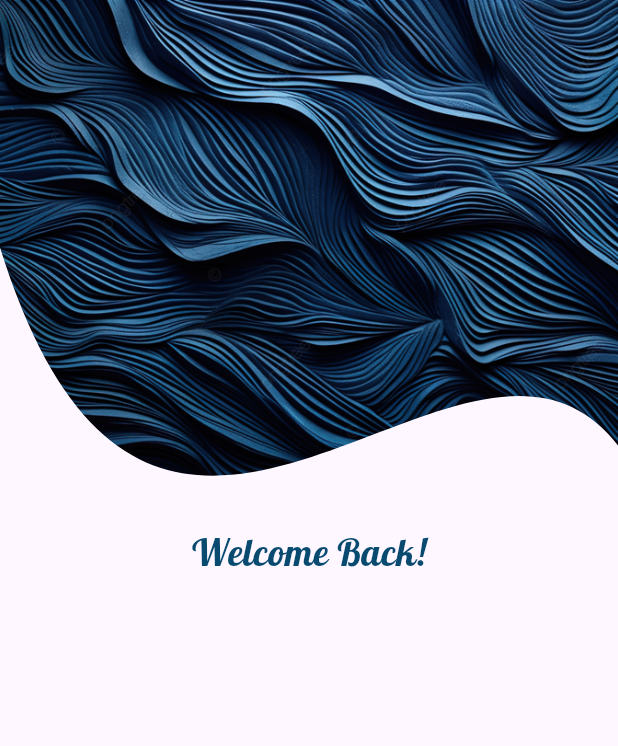
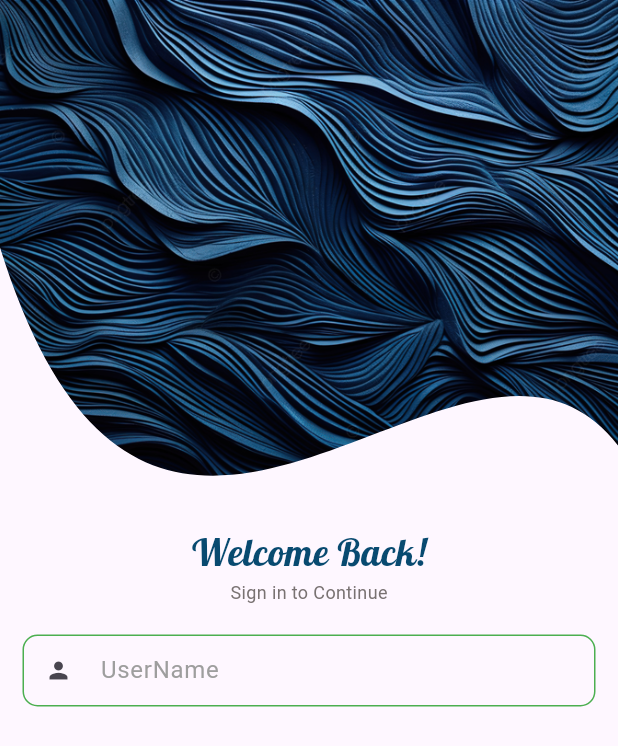
Before and after one commit to HashiniDivyanjanee/Vehicle_Service_App, a Flutter app: the screen it shows after launch, on a phone screen of 412 x 824 dp. Shown: the top 746 px of the screen. Run offline on Flutter 3.47's test engine with Material 3 defaults, Android fonts, the phone set to English and light mode, and no system bars; our stand-ins replace go_router.

Commit message:
TextFormField Edit

```diff
--- a/lib/src/constant/themes.dart
+++ b/lib/src/constant/themes.dart
@@ -3,5 +3,8 @@ import 'package:flutter/material.dart';
 class AppThemes {
   static const cardBackgroundColor = Color.fromRGBO(3, 191, 203, 1);
   static const PrimaryColor = Color.fromRGBO(8, 74, 112, 1.0);
-  static const headerFontSize =25.0;
+  static const PrimaryTextColor = Color.fromRGBO(8, 74, 112, 1.0);
+  static const SecondTextColor = Color.fromRGBO(121,114,114,1.0);
+  static const PrimaryFontSize =25.0;
+  static const SecondaryFontSize =12.0;
 }
--- a/lib/src/core/widgets/text_form_field.dart
+++ b/lib/src/core/widgets/text_form_field.dart
@@ -1,27 +1,53 @@
 import 'package:flutter/material.dart';
 
-class TextFormFieldComponent extends StatefulWidget {
-  TextInputType? textInputType;
-  String hintText;
-  bool? obscureText;
-  TextEditingController controller;
+class TextFormFieldComponent extends StatelessWidget {
+   final TextInputType? inputType;
+  final String hintText;
+  final bool obscureText;
+  final TextEditingController controller;
+  final IconData prefixIcon;
+  final TextCapitalization textCapitalization;
 
-  TextFormFieldComponent({super.key, this.textInputType, required this.hintText, this.obscureText, required this.controller, required InputDecoration decoration, TextInputType? keyboardType});
+  TextFormFieldComponent({
+    super.key,
+    required this.hintText,
+    this.obscureText = false,
+    required this.controller,
+    required this.prefixIcon,
+    this.textCapitalization = TextCapitalization.none,
+    this.inputType,
+  });
 
   @override
-  State<TextFormFieldComponent> createState() => _TextFormFieldState();
-}
-
-class _TextFormFieldState extends State<TextFormFieldComponent> {
-  @override
   Widget build(BuildContext context) {
-    return TextFormField(
-      decoration: InputDecoration(
-        hintText: widget.hintText ),
-      obscureText: widget.obscureText ?? false,
-      controller:widget.controller,
-      keyboardType: widget.textInputType,
-
+    return Container(
+      margin: EdgeInsets.only(bottom: 15, left: 15, right: 15),
+      child: TextField(
+        enabled: true,
+        controller: controller,
+        textCapitalization: textCapitalization,
+        maxLength: 32,
+        maxLines: 1,
+        obscureText: obscureText,
+        keyboardType: inputType,
+        textAlign: TextAlign.start,
+        style: TextStyle(color: Colors.black, fontSize: 16),
+        decoration: InputDecoration(
+            prefixIcon: Icon(prefixIcon),
+            isDense: true,
+            labelText: hintText,
+            counterText: "",
+            labelStyle: TextStyle(color: Colors.grey),
+            border: OutlineInputBorder(
+                borderSide: BorderSide(color: Colors.green),
+                borderRadius: BorderRadius.all(Radius.circular(10))),
+            focusedBorder: OutlineInputBorder(
+                borderSide: BorderSide(color: Colors.green),
+                borderRadius: BorderRadius.all(Radius.circular(10))),
+            enabledBorder: OutlineInputBorder(
+                borderSide: BorderSide(color: Colors.green),
+                borderRadius: BorderRadius.all(Radius.circular(10)))),
+      ),
     );
   }
 }
--- a/lib/src/ui/login.dart
+++ b/lib/src/ui/login.dart
@@ -4,14 +4,18 @@ import 'package:vehicle_service_app/src/constant/front.dart';
 import 'package:vehicle_service_app/src/constant/string.dart';
 import 'package:vehicle_service_app/src/constant/themes.dart';
 import 'package:vehicle_service_app/src/core/widgets/clip_path_widgets.dart';
+import 'package:vehicle_service_app/src/core/widgets/text_form_field.dart';
 
 class Login extends StatelessWidget {
-  const Login({super.key});
+  Login({super.key});
+
+  final nameController = TextEditingController();
 
   @override
   Widget build(BuildContext context) {
     return Scaffold(
-      body: Column(
+      body: SingleChildScrollView(
+        child: Column(
           children: [
             ClipPath(
               child: Container(
@@ -27,18 +31,33 @@ class Login extends StatelessWidget {
             const SizedBox(
               height: 20,
             ),
-          const Text(
+            const Center(
+              child: Text(
                 AppStrings.welcomeMessage,
                 style: TextStyle(
                     color: AppThemes.PrimaryColor,
-                fontSize: AppThemes.headerFontSize,
+                    fontSize: AppThemes.PrimaryFontSize,
                     fontFamily: AppFontFamily.secondaryFont),
               ),
+            ),
+            Text(
+              "Sign in to Continue",
+              style: TextStyle(
+                  color: AppThemes.SecondTextColor,
+                  fontSize: AppThemes.SecondaryFontSize),
+            ),
             const SizedBox(
-            height: 10,
+              height: 20,
             ),
-
+            TextFormFieldComponent(
+              controller: nameController,
+              hintText: "UserName",
+              prefixIcon: Icons.person,
+              inputType: TextInputType.name,
+              textCapitalization: TextCapitalization.words,
+            )
           ],
+        ),
       ),
     );
   }
```
Lines whose indentation alone changed are shown as unchanged.
